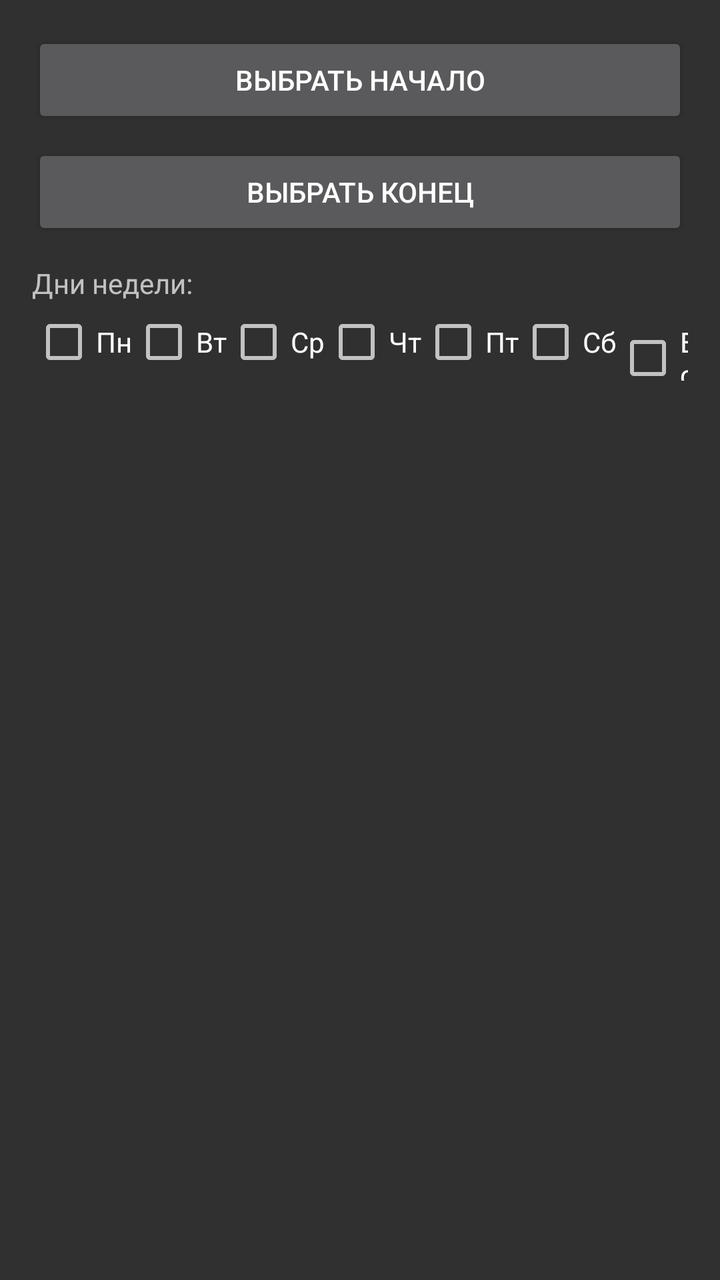
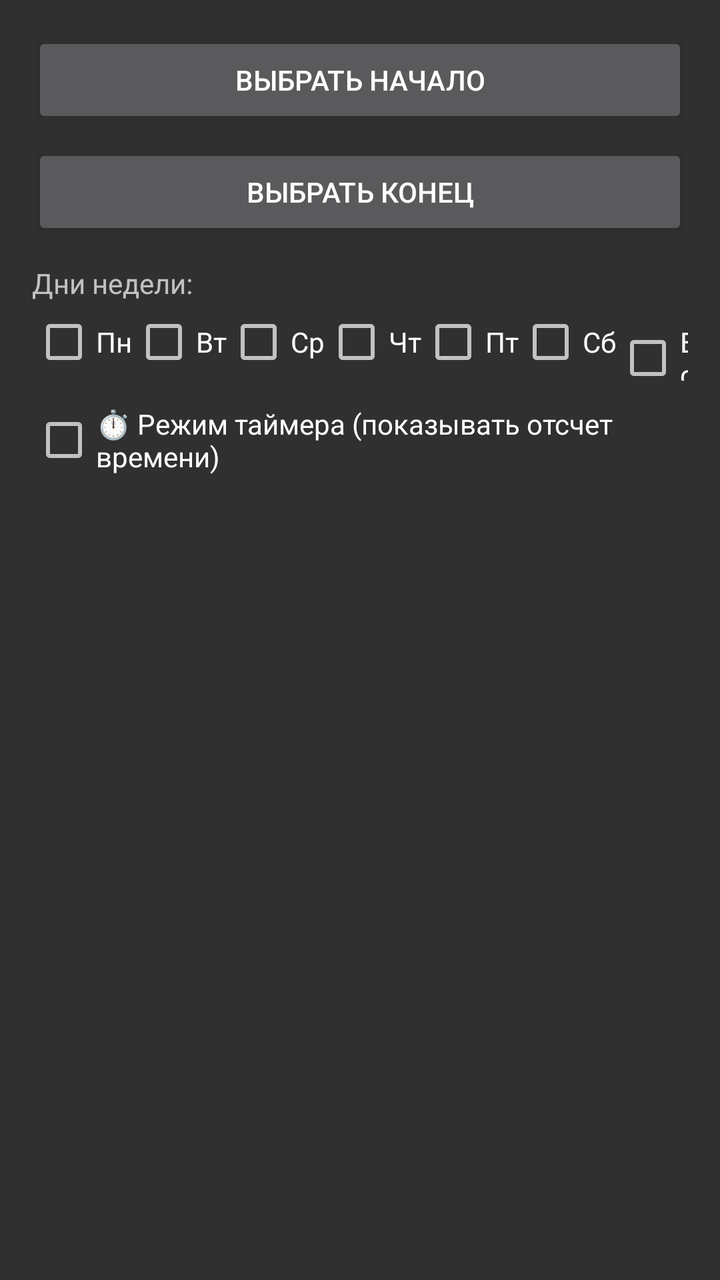

Screens rendered from an Android XML layout before and after an edit, with the pre-edit source and the edit as a unified diff.
<!-- AndroidManifest.xml: application theme Theme.StrictHabitsApp -->
<!-- res/layout/dialog_add_block.xml -->
<?xml version="1.0" encoding="utf-8"?>
<ScrollView xmlns:android="http://schemas.android.com/apk/res/android"
    android:layout_width="match_parent"
    android:layout_height="wrap_content"
    android:padding="16dp">

    <LinearLayout
        android:layout_width="match_parent"
        android:layout_height="wrap_content"
        android:orientation="vertical">

        <Button
            android:id="@+id/btnSelectStartTime"
            android:layout_width="match_parent"
            android:layout_height="wrap_content"
            android:text="Выбрать начало"/>

        <Button
            android:id="@+id/btnSelectEndTime"
            android:layout_width="match_parent"
            android:layout_height="wrap_content"
            android:layout_marginTop="8dp"
            android:text="Выбрать конец"/>

        <TextView
            android:layout_width="wrap_content"
            android:layout_height="wrap_content"
            android:layout_marginTop="12dp"
            android:text="Дни недели:"/>

        <LinearLayout
            android:layout_width="match_parent"
            android:layout_height="wrap_content"
            android:orientation="horizontal"
            android:layout_marginTop="4dp">

            <CheckBox
                android:id="@+id/chkMon"
                android:layout_width="wrap_content"
                android:layout_height="wrap_content"
                android:text="Пн"/>
            <CheckBox
                android:id="@+id/chkTue"
                android:layout_width="wrap_content"
                android:layout_height="wrap_content"
                android:text="Вт"/>
            <CheckBox
                android:id="@+id/chkWed"
                android:layout_width="wrap_content"
                android:layout_height="wrap_content"
                android:text="Ср"/>
            <CheckBox
                android:id="@+id/chkThu"
                android:layout_width="wrap_content"
                android:layout_height="wrap_content"
                android:text="Чт"/>
            <CheckBox
                android:id="@+id/chkFri"
                android:layout_width="wrap_content"
                android:layout_height="wrap_content"
                android:text="Пт"/>
            <CheckBox
                android:id="@+id/chkSat"
                android:layout_width="wrap_content"
                android:layout_height="wrap_content"
                android:text="Сб"/>
            <CheckBox
                android:id="@+id/chkSun"
                android:layout_width="wrap_content"
                android:layout_height="wrap_content"
                android:text="Вс"/>
        </LinearLayout>

    </LinearLayout>
</ScrollView>
<!-- resources referenced by this layout -->
<resources>
  <style name="Theme.StrictHabitsApp" parent="Theme.AppCompat.NoActionBar">
          <item name="colorPrimary">#D32F2F</item>
          <item name="colorPrimaryDark">#B71C1C</item>
          <item name="colorAccent">#FF9800</item>
      </style>
</resources>

<!-- the commit's change to res/layout/dialog_add_block.xml (unified diff, before → after) -->
@@ -71,5 +71,12 @@
                 android:text="Вс"/>
         </LinearLayout>
 
+        <CheckBox
+            android:id="@+id/chkTimerMode"
+            android:layout_width="wrap_content"
+            android:layout_height="wrap_content"
+            android:layout_marginTop="12dp"
+            android:text="⏱️ Режим таймера (показывать отсчет времени)"/>
+
     </LinearLayout>
 </ScrollView>
